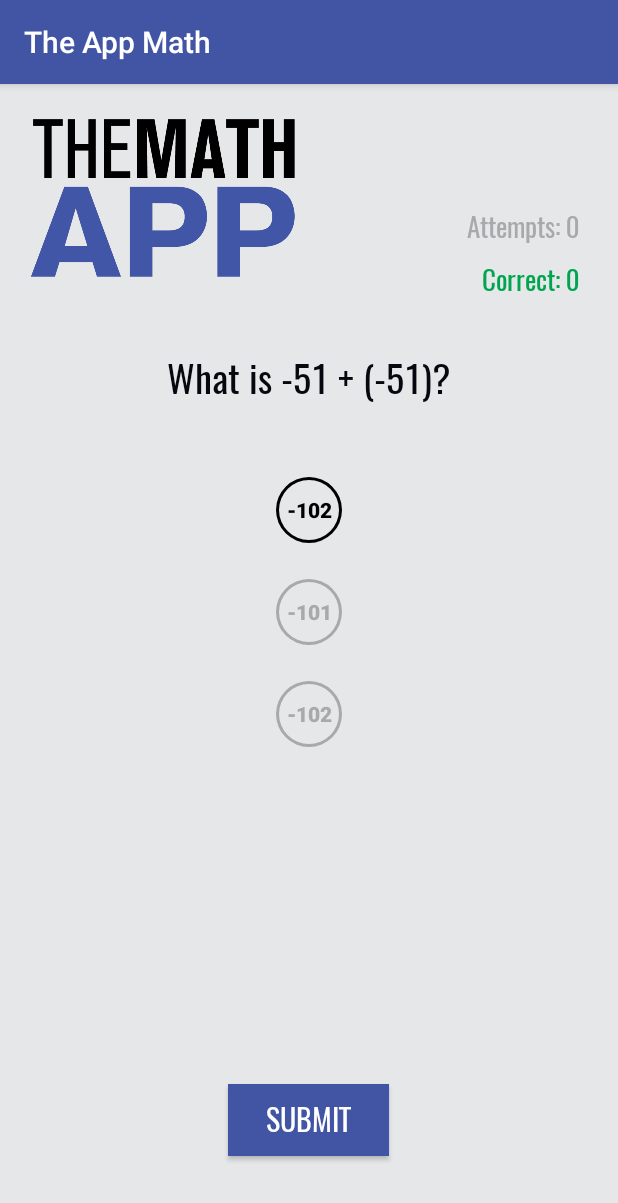
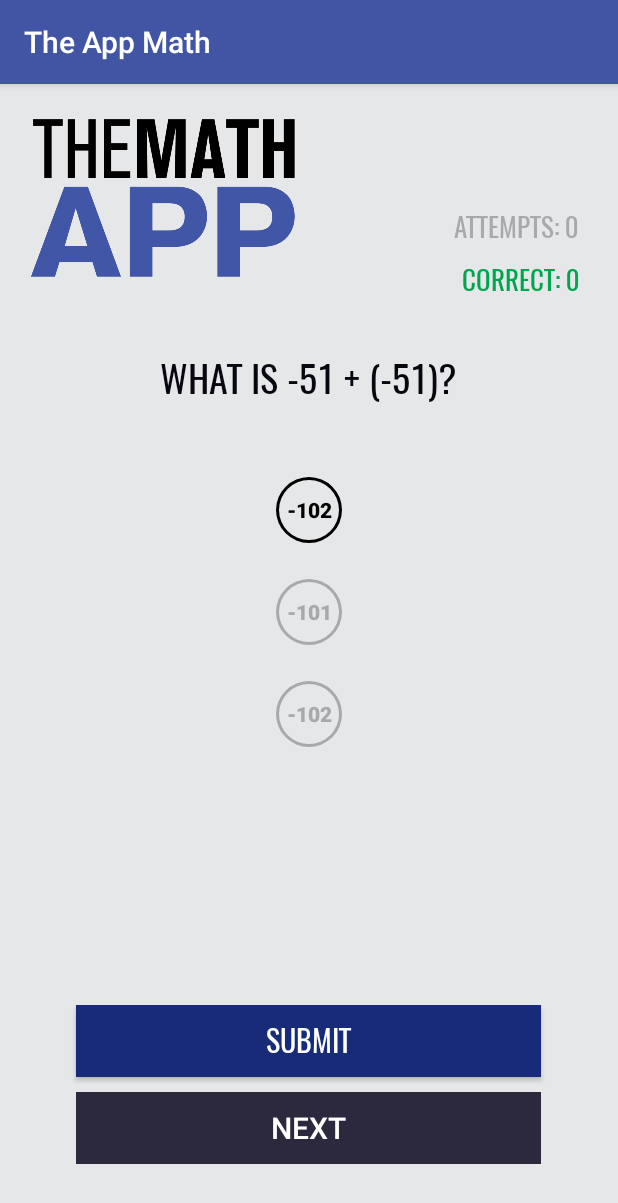
Before and after one commit to JaviMera/Quiz-App-Extended, an Android app: the screen it shows after launch (QuizActivity), after a tap on an icon or button, on a phone screen of 412 x 824 dp. Shown: the top 1203 px of the screen. Run offline under Robolectric (Android 15) with nearby library versions, the phone set to English and light mode, and no system bars.

Commit message:
Re-worked the logic of answering questions, both wrong and right. If the user selects the correct answer, the submit button is turned disabled with a green color and a correct text, and also the answer gets marked with green color. if The user selects the wrong question, all the mentioned before happens, but with an orange color. Also added a Next button, to jump to the next question by the user pressing on it. This allows for the behavior of displaying correct/incorrect, to be static and to let the user see what he has answered.

```diff
--- a/app/src/main/java/com/quiz/javi/quizapp/Question.java
+++ b/app/src/main/java/com/quiz/javi/quizapp/Question.java
@@ -16,7 +16,7 @@ public class Question {
 
     public static final String CORRECT_MESSAGE = "Correct Answer!!";
     public static final String INCORRECT_MESSAGE = "Incorrect answer :(";
-    public static final String NO_SELECTION_MESSAGAE = "Please select an answer before submitting :)";
+    public static final String NO_SELECTION_MESSAGAE = "Please select an answer before submitting";
 
     public Question(
             int questionNumber,
--- a/app/src/main/java/com/quiz/javi/quizapp/QuizActivity.java
+++ b/app/src/main/java/com/quiz/javi/quizapp/QuizActivity.java
@@ -1,10 +1,10 @@
 package com.quiz.javi.quizapp;
 
 import android.content.Context;
-import android.content.res.Resources;
 import android.graphics.Color;
 import android.graphics.Typeface;
-import android.graphics.drawable.Drawable;
+import android.graphics.drawable.ColorDrawable;
+import android.graphics.drawable.GradientDrawable;
 import android.media.MediaPlayer;
 import android.support.v7.app.AppCompatActivity;
 import android.os.Bundle;
@@ -13,7 +13,6 @@ import android.util.SparseArray;
 import android.view.View;
 import android.widget.TextView;
 import android.widget.Toast;
-import android.widget.ToggleButton;
 
 import java.util.ArrayList;
 import java.util.Collections;
@@ -33,6 +32,7 @@ public class QuizActivity extends AppCompatActivity implements QuizActivityView{
     public TextView mCorrectAnswersTextView;
     public TextView mAttemptsTextView;
     public AppCompatButton mSubmitButton;
+    public AppCompatButton mNextButton;
 
     @Override
     protected void onCreate(Bundle savedInstanceState) {
@@ -88,28 +88,71 @@ public class QuizActivity extends AppCompatActivity implements QuizActivityView{
                 }
             }
 
-                if(button != null) {
+            if(button == null){
+                String noSelectionMessage = mCurrentQuestion.getErrorMessage();
+                displayResult(v.getContext(), noSelectionMessage);
+
+                return;
+            }
+
+            for(int i = 0 ; i < mAnswerButtons.size() ; i++)
+            {
+                int key = mAnswerButtons.keyAt(i);
+                mAnswerButtons.get(key).setEnabled(false);
+            }
+
             int answerSelected = Integer.parseInt(button.getText().toString());
             boolean result = mCurrentQuestion.isCorrect(answerSelected);
+
+            mNextButton.setEnabled(true);
+            mSubmitButton.setEnabled(false);
+
+            if(result)
+            {
+                button.setBackgroundResource(R.drawable.correct_button_answer);
+                button.setTextColor(Color.parseColor(getString(R.string.correct_color)));
+                mSubmitButton.setBackgroundResource(R.drawable.correct_button_background);
+                mSubmitButton.setText(getString(R.string.submit_button_correct));
+                mCorrectAnswers++;
+                mPresenter.updateCorrectAnswersText(mCorrectAnswers);
+            }
+            else
+            {
+                button.setBackgroundResource(R.drawable.incorrect_button_answer);
+                button.setTextColor(Color.parseColor(getString(R.string.incorrect_color)));
+                mSubmitButton.setBackgroundResource(R.drawable.incorrect_button_background);
+                mSubmitButton.setText(getString(R.string.submit_button_incorrect));
+            }
 
             int attempts = mCurrentQuestion.getNumber();
             mPresenter.updateAttempsText(attempts);
 
-                    mCorrectAnswers += result ? 1 : 0;
-                    mPresenter.updateCorrectAnswersText(mCorrectAnswers);
+            mSoundPlayer.play(result);
+        }});
 
-                    String message = mCurrentQuestion.getAnswerMessage(result);
-                    displayResult(v.getContext(), message);
+        mNextButton = getView(R.id.nextQuestionButton);
+        mNextButton.setOnClickListener(new View.OnClickListener() {
+            @Override
+            public void onClick(View v) {
 
-                    mSoundPlayer.play(result);
                 mCurrentQuestion = mQuiz.generateQuestion();
                 setQuestion(mCurrentQuestion, mAnswerButtons);
+
+                for(int i = 0 ; i < mAnswerButtons.size() ; i++)
+                {
+                    int key = mAnswerButtons.keyAt(i);
+                    mAnswerButtons.get(key).setEnabled(true);
+                    mAnswerButtons.get(key).setSelected(false);
                 }
-                else{
-                    String noSelectionMessage = mCurrentQuestion.getErrorMessage();
-                    displayResult(v.getContext(), noSelectionMessage);
+
+                mSubmitButton.setText(getString(R.string.submit_button));
+                mSubmitButton.setEnabled(true);
+                mSubmitButton.setBackgroundResource(R.drawable.submit_button_background);
+
+                // disable this view which is the next button
+                v.setEnabled(false);
             }
-        }});
+        });
 
 
         mCurrentQuestion = mQuiz.generateQuestion();
@@ -131,12 +174,12 @@ public class QuizActivity extends AppCompatActivity implements QuizActivityView{
         {
             AppCompatButton button = mAnswerButtons.valueAt(i);
             button.setSelected(false);
-            button.setTextColor(Color.parseColor(getString(R.string.buttonUnselected)));
+            button.setTextColor(Color.parseColor(getString(R.string.button_answer_unselected)));
         }
 
         AppCompatButton button = mAnswerButtons.get(view.getId());
         button.setSelected(true);
-        button.setTextColor(Color.parseColor(getString(R.string.buttonSelected)));
+        button.setTextColor(Color.parseColor(getString(R.string.button_answer_selected)));
     }
 
     @Override
@@ -181,7 +224,8 @@ public class QuizActivity extends AppCompatActivity implements QuizActivityView{
             int buttonId = answerButtons.keyAt(i);
             AppCompatButton button = answerButtons.get(buttonId);
             button.setSelected(false);
-            button.setTextColor(Color.parseColor(getString(R.string.buttonUnselected)));
+            button.setTextColor(Color.parseColor(getString(R.string.button_answer_unselected)));
+            button.setBackgroundResource(R.drawable.answer_button_background);
             mPresenter.updateButtonAnswerText(buttonId, String.format(Locale.ENGLISH, "%d", values.get(i)));
         }
     }
--- a/app/src/main/res/drawable/answer_button_background.xml
+++ b/app/src/main/res/drawable/answer_button_background.xml
@@ -9,4 +9,14 @@
         android:state_enabled="true"
         android:state_selected="true"
         android:drawable="@drawable/rounded_selected_answer_button"/>
+
+    <item
+        android:state_enabled="false"
+        android:state_selected="false"
+        android:drawable="@drawable/rounded_not_selected__answer_button"/>
+
+    <item
+        android:state_enabled="false"
+        android:state_selected="true"
+        android:drawable="@drawable/rounded_selected_answer_button"/>
 </selector>
--- /dev/null
+++ b/app/src/main/res/drawable/correct_button_answer.xml
@@ -0,0 +1,12 @@
+<?xml version="1.0" encoding="utf-8"?>
+<layer-list xmlns:android="http://schemas.android.com/apk/res/android" >
+    <item>
+        <shape
+            android:shape="ring"
+            android:innerRadius="20dp"
+            android:thickness="2dp"
+            android:useLevel="false">
+            <solid android:color="@color/correct_color" />
+        </shape>
+    </item>
+</layer-list>
--- /dev/null
+++ b/app/src/main/res/drawable/correct_button_background.xml
@@ -0,0 +1,6 @@
+<?xml version="1.0" encoding="utf-8"?>
+<selector xmlns:android="http://schemas.android.com/apk/res/android">
+    <item
+        android:state_enabled="false"
+        android:drawable="@color/correct_color"/>
+</selector>
--- /dev/null
+++ b/app/src/main/res/drawable/incorrect_button_answer.xml
@@ -0,0 +1,12 @@
+<?xml version="1.0" encoding="utf-8"?>
+<layer-list xmlns:android="http://schemas.android.com/apk/res/android" >
+    <item>
+        <shape
+            android:shape="ring"
+            android:innerRadius="20dp"
+            android:thickness="2dp"
+            android:useLevel="false">
+            <solid android:color="@color/incorrect_color" />
+        </shape>
+    </item>
+</layer-list>
--- /dev/null
+++ b/app/src/main/res/drawable/incorrect_button_background.xml
@@ -0,0 +1,6 @@
+<?xml version="1.0" encoding="utf-8"?>
+<selector xmlns:android="http://schemas.android.com/apk/res/android">
+    <item
+        android:state_enabled="false"
+        android:drawable="@color/incorrect_color"/>
+</selector>
--- /dev/null
+++ b/app/src/main/res/drawable/next_button_background.xml
@@ -0,0 +1,18 @@
+<?xml version="1.0" encoding="utf-8"?>
+<selector xmlns:android="http://schemas.android.com/apk/res/android">
+
+    <item
+        android:state_pressed="false"
+        android:state_enabled="true"
+        android:drawable="@color/submitColorNotPressed" />
+
+    <item
+        android:state_enabled="true"
+        android:state_pressed="true"
+        android:drawable="@color/submitColorPressed" />
+
+    <item
+        android:state_pressed="false"
+        android:state_enabled="false"
+        android:drawable="@color/nextButtonColorDisabled" />
+</selector>
--- a/app/src/main/res/drawable/submit_button_drawable.xml
+++ b/app/src/main/res/drawable/submit_button_background.xml
@@ -2,11 +2,12 @@
 <selector xmlns:android="http://schemas.android.com/apk/res/android">
 
     <item
-        android:state_pressed="true"
+        android:state_pressed="false"
         android:state_enabled="true"
         android:drawable="@color/submitColorNotPressed" />
 
     <item
         android:state_enabled="true"
+        android:state_pressed="true"
         android:drawable="@color/submitColorPressed" />
 </selector>
--- a/app/src/main/res/layout/activity_quiz.xml
+++ b/app/src/main/res/layout/activity_quiz.xml
@@ -50,7 +50,6 @@
         <TextView
             android:id="@+id/questionTextView"
             style="@style/QuestionTextView"
-            android:text="what is your name"
             android:layout_centerInParent="true"
             android:layout_alignParentTop="true"/>
 
@@ -81,15 +80,31 @@
 
         <Button
             android:id="@+id/submitButton"
-            android:background="@drawable/submit_button_drawable"
+            android:background="@drawable/submit_button_background"
             android:text="@string/submit_button"
             android:textSize="20sp"
             android:textColor="@color/submitTextColor"
-            android:paddingRight="25dp"
-            android:paddingLeft="25dp"
-            android:layout_width="wrap_content"
+            android:textAllCaps="true"
+            android:layout_width="match_parent"
             android:layout_height="wrap_content"
-            android:layout_centerInParent="true"/>
+            android:layout_centerInParent="true"
+            android:layout_alignParentTop="true"
+            android:layout_marginBottom="10dp"
+            android:layout_marginLeft="70dp"/>
+
+        <Button
+            android:id="@+id/nextQuestionButton"
+            android:layout_below="@+id/submitButton"
+            android:background="@drawable/next_button_background"
+            android:text="@string/next_button"
+            android:textSize="20sp"
+            android:textColor="@color/submitTextColor"
+            android:textAllCaps="true"
+            android:layout_width="match_parent"
+            android:layout_height="wrap_content"
+            android:layout_centerInParent="true"
+            android:layout_marginLeft="70dp"
+            android:enabled="false"/>
 
     </RelativeLayout>
 
--- a/app/src/main/res/values/colors.xml
+++ b/app/src/main/res/values/colors.xml
@@ -9,5 +9,8 @@
     <color name="submitColorPressed">#4255A5</color>
     <color name="submitColorNotPressed">#182B78</color>
     <color name="submitTextColor">#FFFFFF</color>
+    <color name="nextButtonColorDisabled">#2C293E</color>
     <color name="questionColor">#080710</color>
+    <color name="correct_color">#00A550</color>
+    <color name="incorrect_color">#F7931D</color>
 </resources>
--- a/app/src/main/res/values/strings.xml
+++ b/app/src/main/res/values/strings.xml
@@ -5,6 +5,11 @@
     <string name="attempted_questions">Attempts: 0</string>
     <string name="correct_answers">Correct: 0</string>
     <string name="quizLabel">The App Math</string>
-    <string name="buttonUnselected">#A7A9AB</string>
-    <string name="buttonSelected">#000000</string>
+    <string name="button_answer_unselected">#A7A9AB</string>
+    <string name="button_answer_selected">#000000</string>
+    <string name="next_button">NEXT</string>
+    <string name="submit_button_correct">Correct</string>
+    <string name="submit_button_incorrect">LOL NOOB INCORRECT</string>
+    <string name="correct_color">#00A550</string>
+    <string name="incorrect_color">#F7931D</string>
 </resources>
--- a/app/src/main/res/values/styles.xml
+++ b/app/src/main/res/values/styles.xml
@@ -11,6 +11,7 @@
         <item name="android:layout_width">wrap_content</item>
         <item name="android:layout_height">wrap_content</item>
         <item name="android:textSize">18sp</item>
+        <item name="android:textAllCaps">true</item>
     </style>
 
     <style name="CorrectTextView" parent="TextViewBase">
```
Also changed, not shown: 1 other file. Lines whose indentation alone changed are shown as unchanged.
